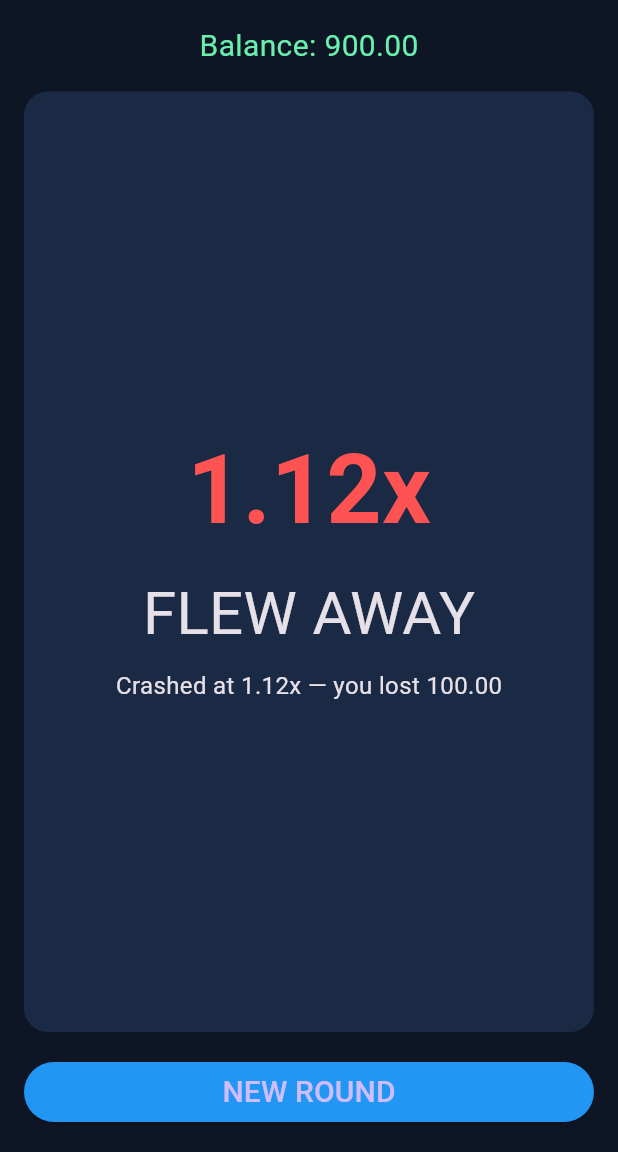
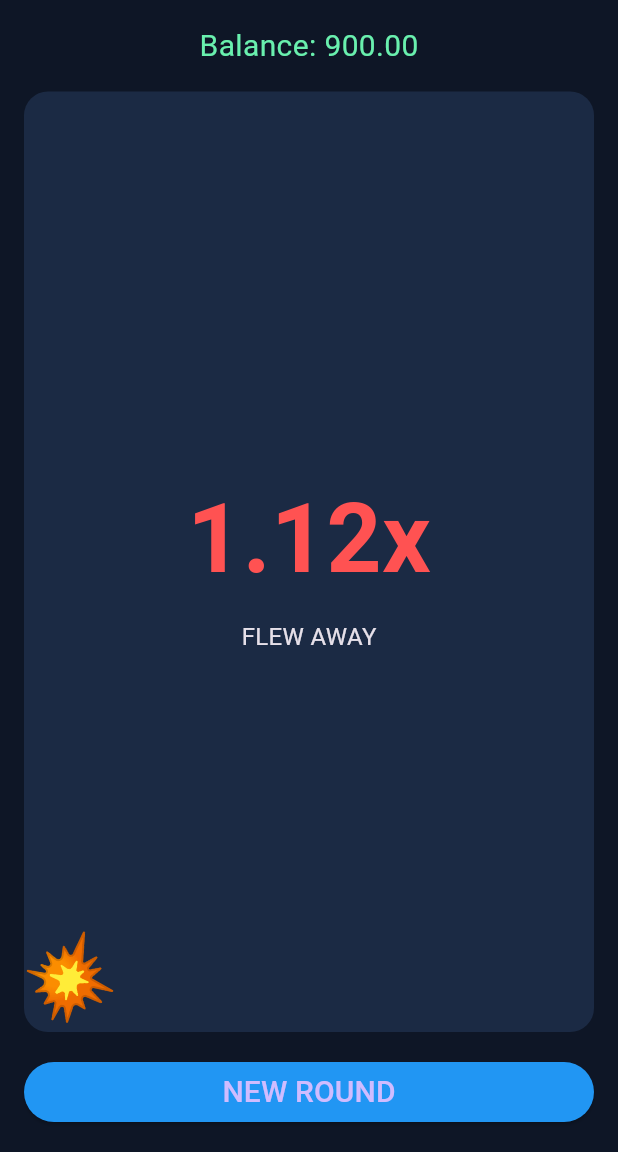
Before and after one commit to sarifulshikder/aviator, a Flutter app: the screen it shows after launch, after a tap on "BET & FLY", on a phone screen of 412 x 824 dp, the part 84-1236 px from its top. Run offline on Flutter 3.47's test engine with Material 3 defaults, Android fonts, the phone set to English and light mode, and no system bars.

Commit message:
Add flying plane animation

```diff
--- a/lib/main.dart
+++ b/lib/main.dart
@@ -135,8 +135,11 @@ class _AviatorPageState extends State<AviatorPage> {
                   color: const Color(0xFF1B2A44),
                   borderRadius: BorderRadius.circular(16),
                 ),
+                child: Stack(
+                  children: [
+                    Center(
                       child: Column(
-                  mainAxisAlignment: MainAxisAlignment.center,
+                        mainAxisSize: MainAxisSize.min,
                         children: [
                           Text(
                             '${_multiplier.toStringAsFixed(2)}x',
@@ -147,12 +150,24 @@ class _AviatorPageState extends State<AviatorPage> {
                             ),
                           ),
                           const SizedBox(height: 8),
-                    Text(
-                      crashed ? 'FLEW AWAY' : (flying ? '✈' : '—'),
-                      style: const TextStyle(fontSize: 40),
+                          Text(crashed ? 'FLEW AWAY' : _message,
+                              style: const TextStyle(fontSize: 16)),
+                        ],
                       ),
-                    const SizedBox(height: 8),
-                    Text(_message, style: const TextStyle(fontSize: 16)),
+                    ),
+                    if (flying || crashed)
+                      Positioned(
+                        left: (_multiplier - 1).clamp(0.0, 9.0) / 10 *
+                            (MediaQuery.of(context).size.width - 140),
+                        bottom: (_multiplier - 1).clamp(0.0, 9.0) / 10 * 220,
+                        child: Transform.rotate(
+                          angle: -0.5,
+                          child: Text(
+                            crashed ? '💥' : '✈️',
+                            style: const TextStyle(fontSize: 44),
+                          ),
+                        ),
+                      ),
                   ],
                 ),
               ),
```
Lines whose indentation alone changed are shown as unchanged.
